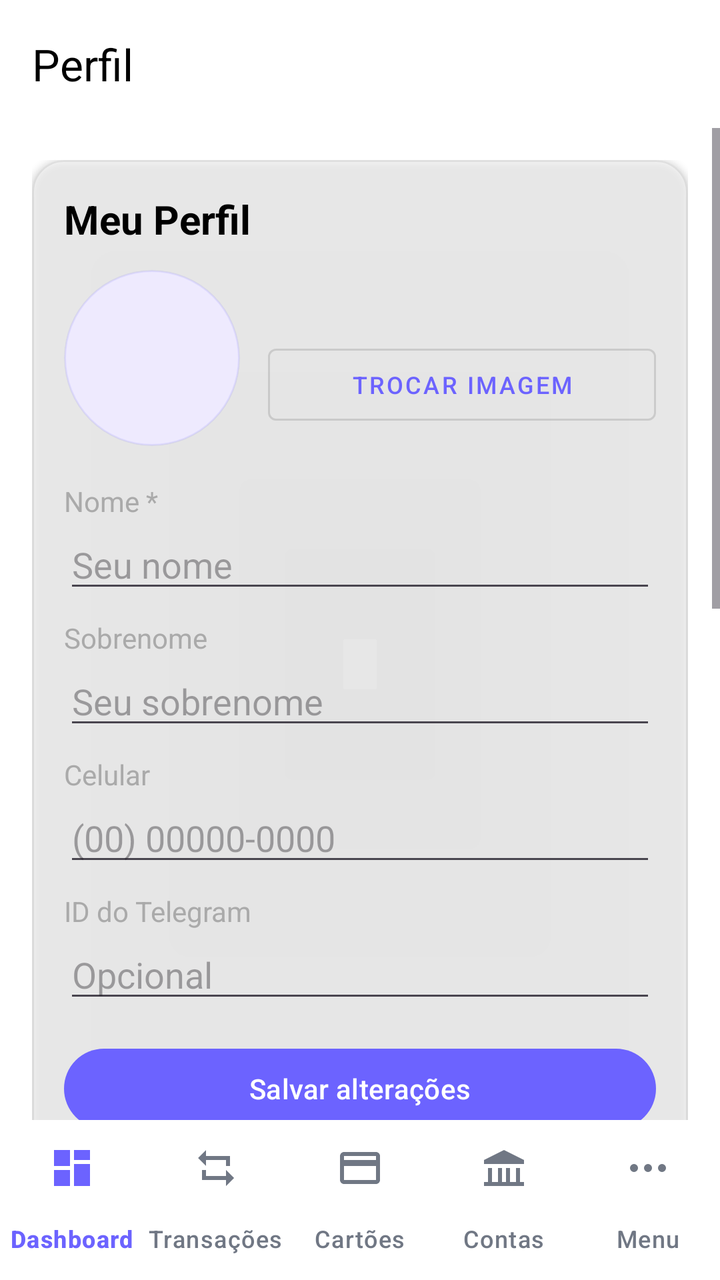
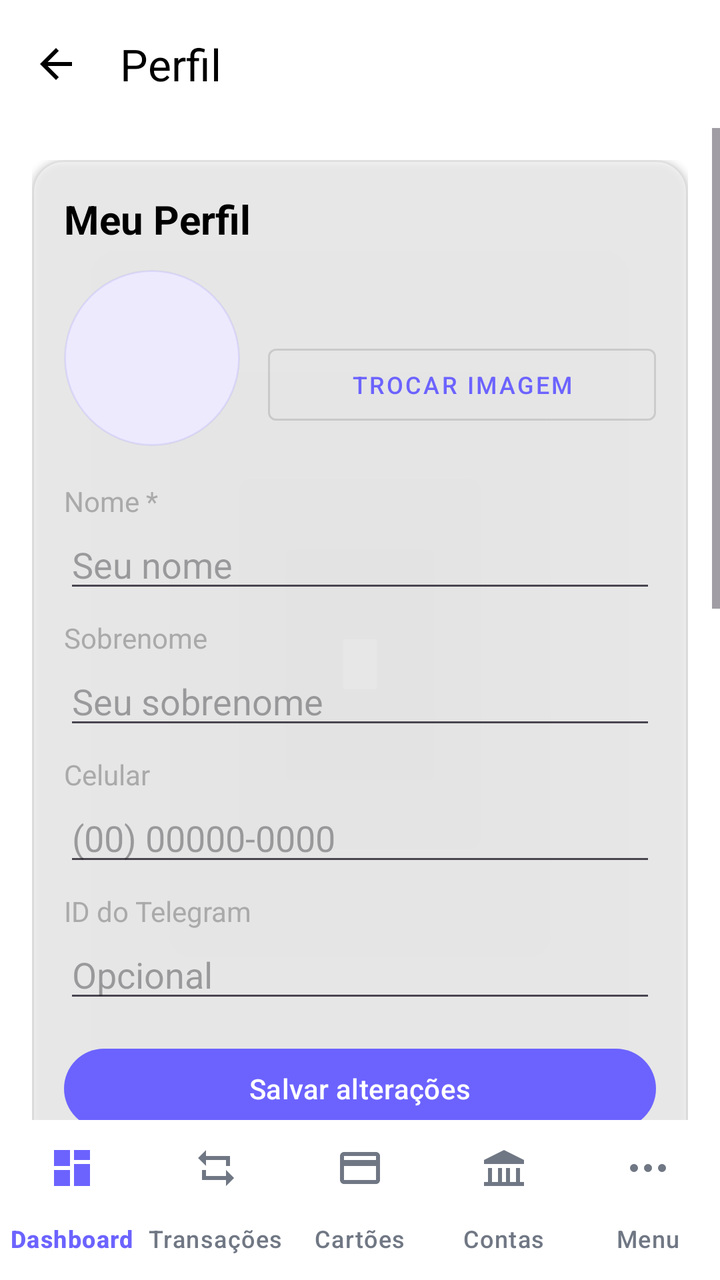

Screens rendered from an Android XML layout before and after an edit, with the pre-edit source and the edit as a unified diff.
<!-- AndroidManifest.xml: activity theme Theme.Appfinanceiro -->
<!-- res/layout/activity_profile.xml -->
<?xml version="1.0" encoding="utf-8"?>
<LinearLayout xmlns:android="http://schemas.android.com/apk/res/android"
    xmlns:app="http://schemas.android.com/apk/res-auto"
    android:layout_width="match_parent"
    android:layout_height="match_parent"
    android:background="@android:color/white"
    android:orientation="vertical">

    <com.google.android.material.appbar.MaterialToolbar
        android:layout_width="match_parent"
        android:layout_height="?attr/actionBarSize"
        android:background="@color/glass_white_translucent"
        app:title="Perfil"
        app:titleTextColor="@android:color/black" />

    <ScrollView
        android:layout_width="match_parent"
        android:layout_height="0dp"
        android:layout_weight="1"
        android:clipToPadding="false"
        android:fillViewport="true">

        <LinearLayout
            android:layout_width="match_parent"
            android:layout_height="wrap_content"
            android:orientation="vertical"
            android:padding="16dp"
            android:paddingBottom="24dp">

            <ProgressBar
                android:id="@+id/profileProgressBar"
                style="?android:attr/progressBarStyleHorizontal"
                android:layout_width="match_parent"
                android:layout_height="4dp"
                android:indeterminate="true"
                android:visibility="gone" />

            <TextView
                android:id="@+id/profileErrorTextView"
                android:layout_width="match_parent"
                android:layout_height="wrap_content"
                android:layout_marginBottom="8dp"
                android:textColor="@color/money_negative"
                android:visibility="gone" />

            <com.google.android.material.card.MaterialCardView
                android:layout_width="match_parent"
                android:layout_height="wrap_content"
                android:layout_marginBottom="14dp"
                app:cardCornerRadius="16dp"
                app:cardElevation="2dp"
                app:strokeColor="#14000000"
                app:strokeWidth="1dp">

                <LinearLayout
                    android:layout_width="match_parent"
                    android:layout_height="wrap_content"
                    android:orientation="vertical"
                    android:padding="16dp">

                    <TextView
                        android:layout_width="match_parent"
                        android:layout_height="wrap_content"
                        android:text="Meu Perfil"
                        android:textColor="@android:color/black"
                        android:textSize="20sp"
                        android:textStyle="bold" />

                    <LinearLayout
                        android:layout_width="match_parent"
                        android:layout_height="wrap_content"
                        android:layout_marginTop="12dp"
                        android:gravity="center_vertical"
                        android:orientation="horizontal">

                        <FrameLayout
                            android:layout_width="88dp"
                            android:layout_height="88dp"
                            android:background="@drawable/avatar_placeholder"
                            android:clipToOutline="true">

                            <ImageView
                                android:id="@+id/avatarImageView"
                                android:layout_width="match_parent"
                                android:layout_height="match_parent"
                                android:contentDescription="Foto do perfil"
                                android:scaleType="centerCrop" />

                            <TextView
                                android:id="@+id/avatarInitialsTextView"
                                android:layout_width="match_parent"
                                android:layout_height="match_parent"
                                android:gravity="center"
                                android:textColor="@color/primary_purple"
                                android:textSize="24sp"
                                android:textStyle="bold" />
                        </FrameLayout>

                        <LinearLayout
                            android:layout_width="0dp"
                            android:layout_height="wrap_content"
                            android:layout_marginStart="14dp"
                            android:layout_weight="1"
                            android:orientation="vertical">

                            <TextView
                                android:id="@+id/profileEmailTextView"
                                android:layout_width="match_parent"
                                android:layout_height="wrap_content"
                                android:ellipsize="end"
                                android:maxLines="1"
                                android:textColor="@android:color/black"
                                android:textStyle="bold" />

                            <com.google.android.material.button.MaterialButton
                                android:id="@+id/selectAvatarButton"
                                style="@style/Widget.MaterialComponents.Button.OutlinedButton"
                                android:layout_width="match_parent"
                                android:layout_height="wrap_content"
                                android:layout_marginTop="8dp"
                                android:text="Trocar imagem"
                                android:textSize="12sp" />

                            <com.google.android.material.button.MaterialButton
                                android:id="@+id/uploadAvatarButton"
                                android:layout_width="match_parent"
                                android:layout_height="wrap_content"
                                android:text="Enviar nova foto"
                                android:textSize="12sp"
                                android:visibility="gone" />
                        </LinearLayout>
                    </LinearLayout>

                    <TextView
                        android:layout_width="match_parent"
                        android:layout_height="wrap_content"
                        android:layout_marginTop="18dp"
                        android:text="Nome *"
                        android:textColor="@android:color/darker_gray" />

                    <EditText
                        android:id="@+id/firstNameEditText"
                        android:layout_width="match_parent"
                        android:layout_height="wrap_content"
                        android:hint="Seu nome"
                        android:inputType="textCapWords"
                        android:maxLength="100"
                        android:singleLine="true" />

                    <TextView
                        android:layout_width="match_parent"
                        android:layout_height="wrap_content"
                        android:layout_marginTop="8dp"
                        android:text="Sobrenome"
                        android:textColor="@android:color/darker_gray" />

                    <EditText
                        android:id="@+id/lastNameEditText"
                        android:layout_width="match_parent"
                        android:layout_height="wrap_content"
                        android:hint="Seu sobrenome"
                        android:inputType="textCapWords"
                        android:maxLength="100"
                        android:singleLine="true" />

                    <TextView
                        android:layout_width="match_parent"
                        android:layout_height="wrap_content"
                        android:layout_marginTop="8dp"
                        android:text="Celular"
                        android:textColor="@android:color/darker_gray" />

                    <EditText
                        android:id="@+id/cellphoneEditText"
                        android:layout_width="match_parent"
                        android:layout_height="wrap_content"
                        android:hint="(00) 00000-0000"
                        android:inputType="phone"
                        android:maxLength="16"
                        android:singleLine="true" />

                    <TextView
                        android:layout_width="match_parent"
                        android:layout_height="wrap_content"
                        android:layout_marginTop="8dp"
                        android:text="ID do Telegram"
                        android:textColor="@android:color/darker_gray" />

                    <EditText
                        android:id="@+id/telegramIdEditText"
                        android:layout_width="match_parent"
                        android:layout_height="wrap_content"
                        android:hint="Opcional"
                        android:inputType="text"
                        android:maxLength="255"
                        android:singleLine="true" />

                    <com.google.android.material.button.MaterialButton
                        android:id="@+id/saveProfileButton"
                        android:layout_width="match_parent"
                        android:layout_height="wrap_content"
                        android:layout_marginTop="14dp"
                        android:text="Salvar alterações" />
                </LinearLayout>
            </com.google.android.material.card.MaterialCardView>

            <com.google.android.material.card.MaterialCardView
                android:layout_width="match_parent"
                android:layout_height="wrap_content"
                android:layout_marginBottom="14dp"
                app:cardCornerRadius="16dp"
                app:cardElevation="2dp"
                app:strokeColor="#14000000"
                app:strokeWidth="1dp">

                <LinearLayout
                    android:layout_width="match_parent"
                    android:layout_height="wrap_content"
                    android:orientation="vertical"
                    android:padding="16dp">

                    <TextView
                        android:layout_width="match_parent"
                        android:layout_height="wrap_content"
                        android:text="Alterar senha"
                        android:textColor="@android:color/black"
                        android:textSize="20sp"
                        android:textStyle="bold" />

                    <EditText
                        android:id="@+id/newPasswordEditText"
                        android:layout_width="match_parent"
                        android:layout_height="wrap_content"
                        android:layout_marginTop="10dp"
                        android:hint="Nova senha (mínimo 6 caracteres)"
                        android:inputType="textPassword"
                        android:maxLength="128"
                        android:singleLine="true" />

                    <EditText
                        android:id="@+id/confirmPasswordEditText"
                        android:layout_width="match_parent"
                        android:layout_height="wrap_content"
                        android:layout_marginTop="6dp"
                        android:hint="Confirmar nova senha"
                        android:inputType="textPassword"
                        android:maxLength="128"
                        android:singleLine="true" />

                    <com.google.android.material.button.MaterialButton
                        android:id="@+id/changePasswordButton"
                        android:layout_width="match_parent"
                        android:layout_height="wrap_content"
                        android:layout_marginTop="10dp"
                        android:text="Alterar senha" />
                </LinearLayout>
            </com.google.android.material.card.MaterialCardView>

            <com.google.android.material.button.MaterialButton
                android:id="@+id/logoutButton"
                style="@style/Widget.MaterialComponents.Button.OutlinedButton"
                android:layout_width="match_parent"
                android:layout_height="wrap_content"
                android:layout_marginBottom="14dp"
                android:text="Sair da conta"
                android:textColor="@color/primary_purple"
                app:strokeColor="@color/primary_purple" />

            <com.google.android.material.card.MaterialCardView
                android:id="@+id/dangerCard"
                android:layout_width="match_parent"
                android:layout_height="wrap_content"
                app:cardCornerRadius="16dp"
                app:cardElevation="1dp"
                app:strokeColor="@color/money_negative"
                app:strokeWidth="1dp">

                <LinearLayout
                    android:layout_width="match_parent"
                    android:layout_height="wrap_content"
                    android:orientation="vertical"
                    android:padding="16dp">

                    <TextView
                        android:layout_width="match_parent"
                        android:layout_height="wrap_content"
                        android:text="Zona de perigo"
                        android:textColor="@color/money_negative"
                        android:textSize="19sp"
                        android:textStyle="bold" />

                    <TextView
                        android:layout_width="match_parent"
                        android:layout_height="wrap_content"
                        android:layout_marginTop="8dp"
                        android:text="Desativar a conta remove permanentemente seu perfil e todos os dados financeiros associados. Esta ação não pode ser desfeita."
                        android:textColor="@android:color/darker_gray"
                        android:textSize="13sp" />

                    <com.google.android.material.button.MaterialButton
                        android:id="@+id/deactivateAccountButton"
                        style="@style/Widget.MaterialComponents.Button.OutlinedButton"
                        android:layout_width="match_parent"
                        android:layout_height="wrap_content"
                        android:layout_marginTop="12dp"
                        android:text="Desativar conta permanentemente"
                        android:textColor="@color/money_negative"
                        app:strokeColor="@color/money_negative" />
                </LinearLayout>
            </com.google.android.material.card.MaterialCardView>
        </LinearLayout>
    </ScrollView>

    <include layout="@layout/bottom_navigation" />
</LinearLayout>
<!-- res/layout/bottom_navigation.xml (included above) -->
<?xml version="1.0" encoding="utf-8"?>
<com.google.android.material.bottomnavigation.BottomNavigationView xmlns:android="http://schemas.android.com/apk/res/android"
    xmlns:app="http://schemas.android.com/apk/res-auto"
    android:id="@+id/bottomNavigation"
    android:layout_width="match_parent"
    android:layout_height="wrap_content"
    android:background="@android:color/white"
    android:elevation="12dp"
    app:itemIconTint="@color/navigation_item_tint"
    app:itemTextColor="@color/navigation_item_tint"
    app:labelVisibilityMode="labeled"
    app:menu="@menu/menu_bottom_navigation" />
<!-- resources referenced by this layout -->
<resources>
  <color name="glass_white_translucent">#80FFFFFF</color>
  <color name="money_negative">#D5485E</color>
  <color name="primary_purple">#6C63FF</color>
  <!-- drawable avatar_placeholder (drawable) -->
  <?xml version="1.0" encoding="utf-8"?>
  <shape xmlns:android="http://schemas.android.com/apk/res/android" android:shape="oval">
      <solid android:color="#EEEAFE" />
      <stroke android:width="1dp" android:color="#226C63FF" />
  </shape>
  <style name="Theme.Appfinanceiro" parent="Theme.Material3.Light.NoActionBar">
          
          <item name="colorPrimary">@color/primary_purple</item>
          <item name="colorOnPrimary">@color/glass_white</item>
          <item name="colorPrimaryContainer">@color/glass_white_translucent</item>
          <item name="colorOnPrimaryContainer">@android:color/black</item>
  
          
          <item name="colorSecondary">@color/primary_blue</item>
          <item name="colorOnSecondary">@color/glass_white</item>
          <item name="colorSecondaryContainer">@color/glass_white_translucent</item>
          <item name="colorOnSecondaryContainer">@android:color/black</item>
  
          
          <item name="colorSurface">@color/glass_white_translucent</item>
          <item name="colorOnSurface">@android:color/black</item>
          <item name="colorSurfaceVariant">@color/glass_white_translucent</item>
          <item name="colorOnSurfaceVariant">@android:color/black</item>
  
          
          <item name="android:windowBackground">@android:color/transparent</item>
          <item name="android:colorBackground">@android:color/white</item>
  
          
          <item name="colorError">@android:color/holo_red_dark</item>
          <item name="colorOnError">@color/glass_white</item>
  
          
          <item name="colorOutline">@color/glass_white_translucent</item>
  
          
          <item name="android:statusBarColor">@android:color/transparent</item>
          <item name="android:windowLightStatusBar">true</item>
  
          
          <item name="android:navigationBarColor">@android:color/white</item>
          <item name="android:windowLightNavigationBar">true</item>
      </style>
  <color name="glass_white">#FFFFFF</color>
  <color name="primary_blue">#3A8DFF</color>
</resources>

<!-- the commit's change to res/layout/activity_profile.xml (unified diff, before → after) -->
@@ -7,9 +7,13 @@
     android:orientation="vertical">
 
     <com.google.android.material.appbar.MaterialToolbar
+        android:id="@+id/toolbar"
         android:layout_width="match_parent"
         android:layout_height="?attr/actionBarSize"
         android:background="@color/glass_white_translucent"
+        app:navigationContentDescription="@string/action_back"
+        app:navigationIcon="@drawable/ic_arrow_back"
+        app:navigationIconTint="@android:color/black"
         app:title="Perfil"
         app:titleTextColor="@android:color/black" />
 
<!-- resource entries referenced after the edit -->
@@ -9,6 +9,14 @@
       <solid android:color="#EEEAFE" />
       <stroke android:width="1dp" android:color="#226C63FF" />
   </shape>
+  <!-- drawable ic_arrow_back (drawable) -->
+  <vector xmlns:android="http://schemas.android.com/apk/res/android"
+      android:width="24dp" android:height="24dp"
+      android:viewportWidth="24" android:viewportHeight="24">
+      <path android:fillColor="#FF000000"
+          android:pathData="M20,11H7.83l5.59,-5.59L12,4l-8,8 8,8 1.41,-1.41L7.83,13H20v-2z" />
+  </vector>
+  <string name="action_back">Voltar</string>
   <style name="Theme.Appfinanceiro" parent="Theme.Material3.Light.NoActionBar">
           
           <item name="colorPrimary">@color/primary_purple</item>
